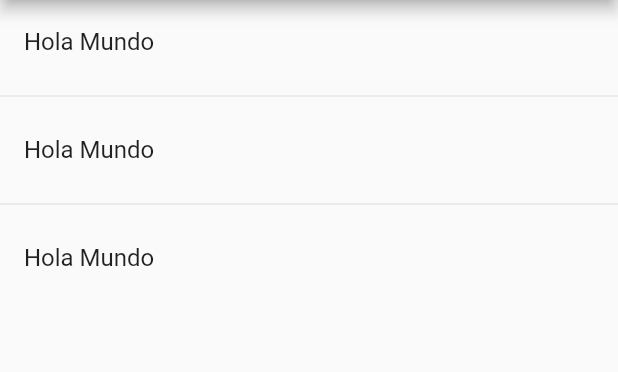
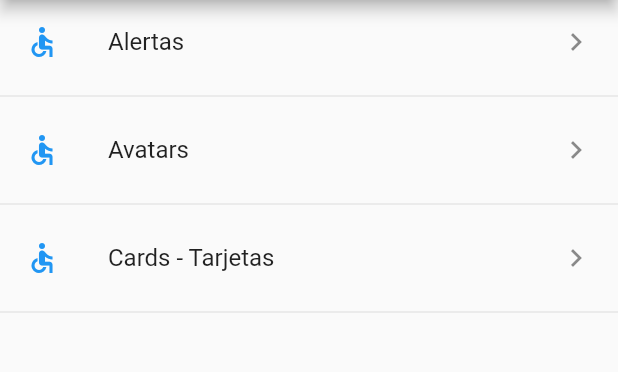
Before and after one commit to frozenfangkb/components-flutter, a Flutter app: the screen it shows after launch, on a phone screen of 412 x 824 dp, the part 84-456 px from its top. Run offline on Flutter 3.47's test engine with Material 2 defaults, Android fonts, the phone set to English and light mode, and no system bars.

```diff
--- a/lib/src/pages/home_page.dart
+++ b/lib/src/pages/home_page.dart
@@ -14,19 +14,30 @@ class HomePage extends StatelessWidget {
   }
 
   Widget _lista() {
-    print(menuProvider.opciones);
-    return ListView(
-      children: _listaItems(),
+    return FutureBuilder(
+      future: menuProvider.cargarData(),
+      initialData: [],
+      builder: (context, AsyncSnapshot<List<dynamic>> snapshot) {
+        return ListView(
+          children: _listaItems(snapshot.data),
+        );
+      },
     );
   }
 
-  List<Widget> _listaItems() {
-    return [
-      ListTile(title: Text('Hola Mundo')),
-      Divider(),
-      ListTile(title: Text('Hola Mundo')),
-      Divider(),
-      ListTile(title: Text('Hola Mundo')),
-    ];
+  List<Widget> _listaItems(List<dynamic> data) {
+    final List<Widget> opciones = [];
+
+    data.forEach((element) {
+      final widgetTemp = ListTile(
+        title: Text(element['texto']),
+        leading: Icon(Icons.accessible_outlined, color: Colors.blue),
+        trailing: Icon(Icons.keyboard_arrow_right),
+        onTap: () {},
+      );
+      opciones..add(widgetTemp)..add(Divider());
+    });
+
+    return opciones;
   }
 }
--- a/lib/src/providers/menu_provider.dart
+++ b/lib/src/providers/menu_provider.dart
@@ -1,3 +1,5 @@
+import 'dart:convert';
+
 import 'package:flutter/services.dart' show rootBundle;
 
 class _MenuProvider {
@@ -7,10 +9,13 @@ class _MenuProvider {
     cargarData();
   }
 
-  cargarData() {
-    rootBundle.loadString('data/menu_opts.json').then((value) {
-      print(value);
-    });
+  Future<List<dynamic>> cargarData() async {
+    final data = await rootBundle.loadString('data/menu_opts.json');
+
+    Map dataMap = json.decode(data);
+    opciones = dataMap['rutas'];
+
+    return opciones;
   }
 }
 
```
